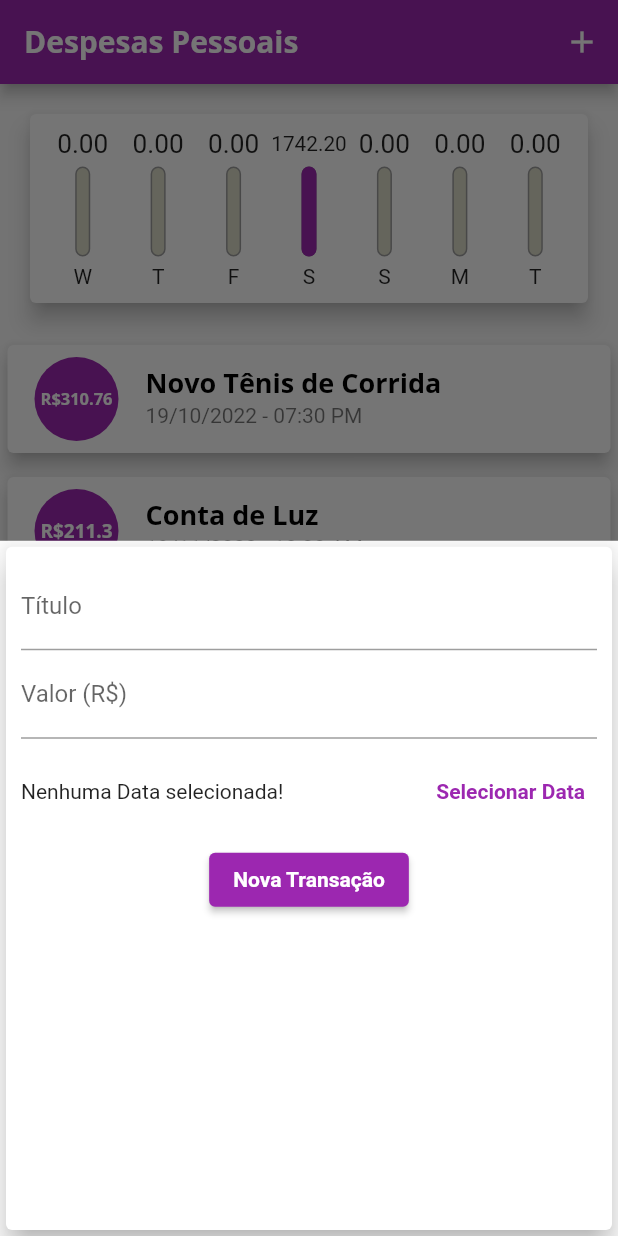
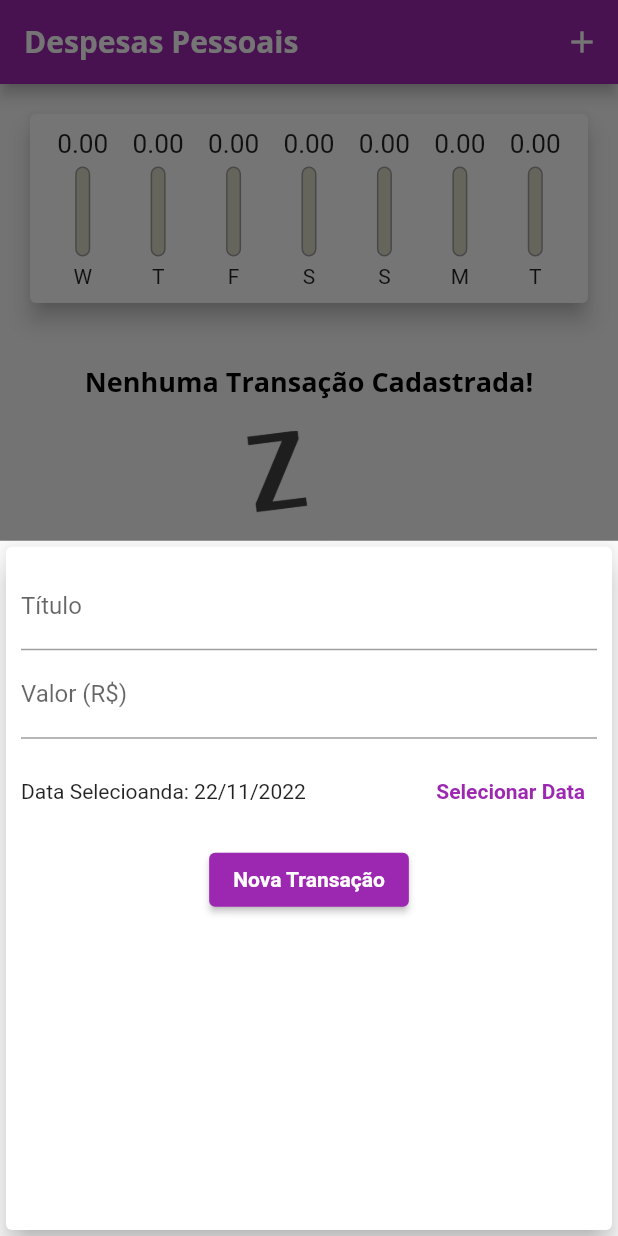
Before and after one commit to Mizaeldouglas/expenses_flutter, a Flutter app: the screen it shows after launch, after a tap on the "add" icon, on a phone screen of 412 x 824 dp. Run offline on Flutter 3.47's test engine with Material 2 defaults, Android fonts, the phone set to English and light mode, and no system bars.

```diff
--- a/lib/components/chart.dart
+++ b/lib/components/chart.dart
@@ -56,7 +56,9 @@ class Chart extends StatelessWidget {
               child: ChartBar(
                 label: tr['day'].toString(),
                 value: double.parse(tr['value'].toString()),
-                percentage: (tr['value'] as double) / _weekTotalValue,
+                percentage: _weekTotalValue == 0
+                    ? 0
+                    : (tr['value'] as double) / _weekTotalValue,
               ),
             );
           }).toList(),
--- a/lib/components/transaction_form.dart
+++ b/lib/components/transaction_form.dart
@@ -3,7 +3,7 @@ import 'package:intl/intl.dart';
 
 class TransactionForm extends StatefulWidget {
   TransactionForm({Key? key, required this.onSubmit}) : super(key: key);
-  final void Function(String, double) onSubmit;
+  final void Function(String, double, DateTime) onSubmit;
 
   @override
   _TransactionFormState createState() => _TransactionFormState();
@@ -13,7 +13,7 @@ class _TransactionFormState extends State<TransactionForm> {
   final titleController = TextEditingController();
   final valueController = TextEditingController();
 
-  DateTime? _selectDate;
+  DateTime? _selectDate = DateTime.now();
 
   _submitForm() {
     final title = titleController.text;
@@ -22,7 +22,7 @@ class _TransactionFormState extends State<TransactionForm> {
       return;
     }
 
-    widget.onSubmit(title, value);
+    widget.onSubmit(title, value, _selectDate!);
   }
 
   _showDatePiker() {
--- a/lib/components/transaction_list.dart
+++ b/lib/components/transaction_list.dart
@@ -3,14 +3,16 @@ import 'package:flutter/material.dart';
 import 'package:intl/intl.dart';
 
 class TransactionList extends StatelessWidget {
-  const TransactionList({Key? key, required this.transaction})
+  const TransactionList(
+      {Key? key, required this.transaction, required this.onRemove})
       : super(key: key);
   final List<Transaction> transaction;
+  final void Function(String) onRemove;
 
   @override
   Widget build(BuildContext context) {
     return Container(
-        height: 300,
+        height: 600,
         child: transaction.isEmpty
             ? Column(
                 children: [
@@ -64,6 +66,11 @@ class TransactionList extends StatelessWidget {
                       subtitle: Text(
                         DateFormat("dd/MM/yyyy - hh:mm a").format(tr.date),
                       ),
+                      trailing: IconButton(
+                        icon: Icon(Icons.delete),
+                        color: Theme.of(context).errorColor,
+                        onPressed: () => onRemove(tr.id),
+                      ),
                     ),
                   );
                 },
--- a/lib/myHomePage.dart
+++ b/lib/myHomePage.dart
@@ -11,32 +11,7 @@ class MyHomePage extends StatefulWidget {
 }
 
 class _MyHomePageState extends State<MyHomePage> {
-  final List<Transaction> _transactions = [
-    Transaction(
-      id: 't1',
-      title: 'Novo Tênis de Corrida ',
-      value: 310.76,
-      date: DateTime.now().subtract(Duration(days: 33, hours: 15)),
-    ),
-    Transaction(
-      id: 't2',
-      title: 'Conta de Luz',
-      value: 211.30,
-      date: DateTime.now().subtract(Duration(days: 3)),
-    ),
-    Transaction(
-      id: 't3',
-      title: 'Cartão de credito',
-      value: 1500.90,
-      date: DateTime.now().subtract(Duration(days: 3)),
-    ),
-    Transaction(
-      id: 't4',
-      title: 'Lanche',
-      value: 30.00,
-      date: DateTime.now().subtract(Duration(days: 3)),
-    ),
-  ];
+  final List<Transaction> _transactions = [];
 
   List<Transaction> get _recenttTransaction {
     return _transactions.where((tr) {
@@ -46,12 +21,12 @@ class _MyHomePageState extends State<MyHomePage> {
     }).toList();
   }
 
-  _addTransaction(String title, double value) {
+  _addTransaction(String title, double value, DateTime date) {
     final newTransaction = Transaction(
       id: Random().nextDouble().toString(),
       title: title,
       value: value,
-      date: DateTime.now(),
+      date: date,
     );
 
     setState(() {
@@ -59,6 +34,14 @@ class _MyHomePageState extends State<MyHomePage> {
     });
 
     Navigator.of(context).pop();
+  }
+
+  _removeTransaction(String id) {
+    setState(() {
+      _transactions.removeWhere((tr) {
+        return tr.id == id;
+      });
+    });
   }
 
   _openTransactionFormModal(BuildContext context) {
@@ -91,7 +74,10 @@ class _MyHomePageState extends State<MyHomePage> {
           crossAxisAlignment: CrossAxisAlignment.stretch,
           children: <Widget>[
             Chart(_recenttTransaction),
-            TransactionList(transaction: _transactions),
+            TransactionList(
+              transaction: _transactions,
+              onRemove: _removeTransaction,
+            ),
           ],
         ),
       ),
```
